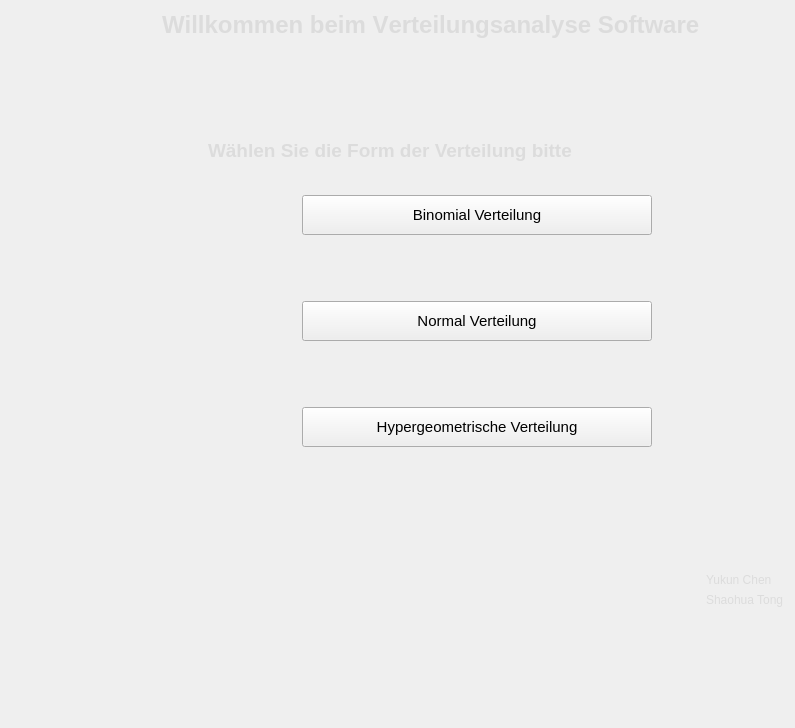
Qt form uiView/coverWithoutBackground.ui (ShaohuaTong/Verteilung_Analyse) before a commit.
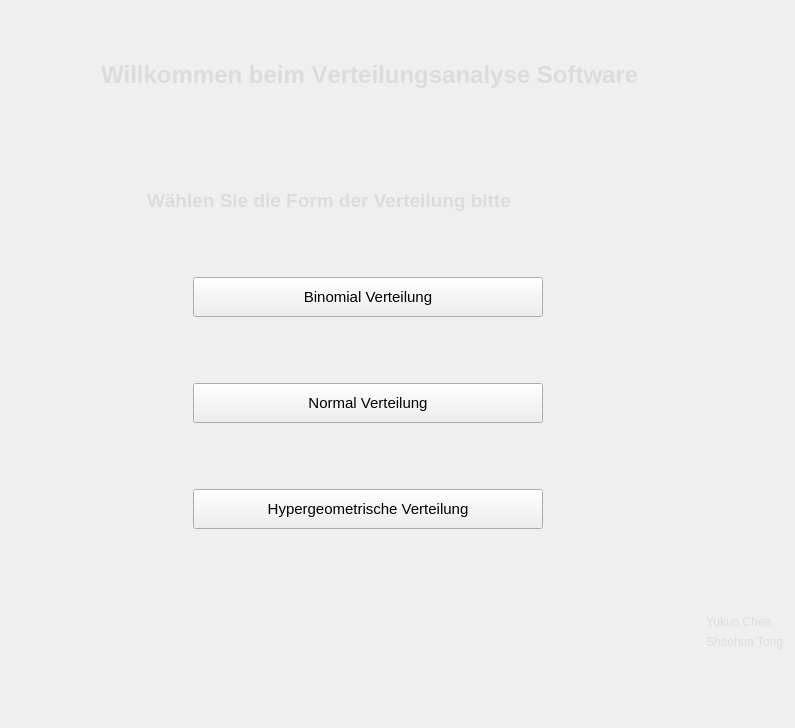
The same form after that commit. Icons and pictures are not drawn.

```diff
--- a/uiView/coverWithoutBackground.ui
+++ b/uiView/coverWithoutBackground.ui
@@ -14,7 +14,7 @@
    <string>Form</string>
   </property>
   <layout class="QGridLayout" name="gridLayout">
-   <item row="4" column="3">
+   <item row="6" column="4">
     <spacer name="verticalSpacer_2">
      <property name="orientation">
       <enum>Qt::Vertical</enum>
@@ -27,7 +27,7 @@
      </property>
     </spacer>
    </item>
-   <item row="3" column="0">
+   <item row="5" column="0">
     <spacer name="horizontalSpacer_4">
      <property name="orientation">
       <enum>Qt::Horizontal</enum>
@@ -40,33 +40,7 @@
      </property>
     </spacer>
    </item>
-   <item row="5" column="0">
-    <spacer name="horizontalSpacer_5">
-     <property name="orientation">
-      <enum>Qt::Horizontal</enum>
-     </property>
-     <property name="sizeHint" stdset="0">
-      <size>
-       <width>174</width>
-       <height>20</height>
-      </size>
-     </property>
-    </spacer>
-   </item>
-   <item row="5" column="2">
-    <spacer name="horizontalSpacer_7">
-     <property name="orientation">
-      <enum>Qt::Horizontal</enum>
-     </property>
-     <property name="sizeHint" stdset="0">
-      <size>
-       <width>209</width>
-       <height>20</height>
-      </size>
-     </property>
-    </spacer>
-   </item>
-   <item row="3" column="2" colspan="2">
+   <item row="4" column="2">
     <layout class="QVBoxLayout" name="verticalLayout">
      <item>
       <layout class="QHBoxLayout" name="horizontalLayout">
@@ -385,33 +359,111 @@
      </item>
     </layout>
    </item>
-   <item row="2" column="2" colspan="2">
-    <spacer name="horizontalSpacer_6">
+   <item row="7" column="0">
+    <spacer name="horizontalSpacer_5">
      <property name="orientation">
       <enum>Qt::Horizontal</enum>
      </property>
      <property name="sizeHint" stdset="0">
       <size>
-       <width>294</width>
-       <height>17</height>
+       <width>174</width>
+       <height>20</height>
+      </size>
+     </property>
+    </spacer>
+   </item>
+   <item row="7" column="3">
+    <spacer name="horizontalSpacer_7">
+     <property name="orientation">
+      <enum>Qt::Horizontal</enum>
+     </property>
+     <property name="sizeHint" stdset="0">
+      <size>
+       <width>209</width>
+       <height>20</height>
       </size>
      </property>
     </spacer>
    </item>
    <item row="1" column="0">
+    <spacer name="horizontalSpacer_10">
+     <property name="orientation">
+      <enum>Qt::Horizontal</enum>
+     </property>
+     <property name="sizeHint" stdset="0">
+      <size>
+       <width>133</width>
+       <height>20</height>
+      </size>
+     </property>
+    </spacer>
+   </item>
+   <item row="0" column="1">
+    <spacer name="verticalSpacer_6">
+     <property name="orientation">
+      <enum>Qt::Vertical</enum>
+     </property>
+     <property name="sizeHint" stdset="0">
+      <size>
+       <width>20</width>
+       <height>40</height>
+      </size>
+     </property>
+    </spacer>
+   </item>
+   <item row="2" column="6">
+    <spacer name="horizontalSpacer_6">
+     <property name="orientation">
+      <enum>Qt::Horizontal</enum>
+     </property>
+     <property name="sizeHint" stdset="0">
+      <size>
+       <width>40</width>
+       <height>20</height>
+      </size>
+     </property>
+    </spacer>
+   </item>
+   <item row="4" column="1">
+    <spacer name="verticalSpacer_3">
+     <property name="orientation">
+      <enum>Qt::Vertical</enum>
+     </property>
+     <property name="sizeHint" stdset="0">
+      <size>
+       <width>20</width>
+       <height>40</height>
+      </size>
+     </property>
+    </spacer>
+   </item>
+   <item row="2" column="7">
+    <spacer name="horizontalSpacer_3">
+     <property name="orientation">
+      <enum>Qt::Horizontal</enum>
+     </property>
+     <property name="sizeHint" stdset="0">
+      <size>
+       <width>40</width>
+       <height>20</height>
+      </size>
+     </property>
+    </spacer>
+   </item>
+   <item row="2" column="0">
     <spacer name="horizontalSpacer_2">
      <property name="orientation">
       <enum>Qt::Horizontal</enum>
      </property>
      <property name="sizeHint" stdset="0">
       <size>
-       <width>136</width>
+       <width>71</width>
        <height>125</height>
       </size>
      </property>
     </spacer>
    </item>
-   <item row="0" column="1" rowspan="2" colspan="3">
+   <item row="1" column="1" rowspan="2" colspan="4">
     <layout class="QFormLayout" name="formLayout">
      <item row="2" column="0">
       <spacer name="horizontalSpacer">
@@ -487,7 +539,7 @@
      </item>
     </layout>
    </item>
-   <item row="3" column="4">
+   <item row="5" column="6">
     <spacer name="horizontalSpacer_9">
      <property name="orientation">
       <enum>Qt::Horizontal</enum>
@@ -500,20 +552,33 @@
      </property>
     </spacer>
    </item>
-   <item row="5" column="5">
+   <item row="7" column="7">
     <spacer name="horizontalSpacer_8">
      <property name="orientation">
       <enum>Qt::Horizontal</enum>
      </property>
      <property name="sizeHint" stdset="0">
       <size>
-       <width>18</width>
+       <width>0</width>
        <height>20</height>
       </size>
      </property>
     </spacer>
    </item>
-   <item row="6" column="1">
+   <item row="5" column="5">
+    <spacer name="horizontalSpacer_17">
+     <property name="orientation">
+      <enum>Qt::Horizontal</enum>
+     </property>
+     <property name="sizeHint" stdset="0">
+      <size>
+       <width>40</width>
+       <height>20</height>
+      </size>
+     </property>
+    </spacer>
+   </item>
+   <item row="8" column="1">
     <spacer name="verticalSpacer_5">
      <property name="orientation">
       <enum>Qt::Vertical</enum>
@@ -526,20 +591,7 @@
      </property>
     </spacer>
    </item>
-   <item row="0" column="0">
-    <spacer name="horizontalSpacer_10">
-     <property name="orientation">
-      <enum>Qt::Horizontal</enum>
-     </property>
-     <property name="sizeHint" stdset="0">
-      <size>
-       <width>136</width>
-       <height>20</height>
-      </size>
-     </property>
-    </spacer>
-   </item>
-   <item row="5" column="4">
+   <item row="7" column="6">
     <layout class="QVBoxLayout" name="verticalLayout_2">
      <item>
       <widget class="QLabel" name="label_3">
@@ -579,6 +631,19 @@
      </item>
     </layout>
    </item>
+   <item row="3" column="1">
+    <spacer name="verticalSpacer_7">
+     <property name="orientation">
+      <enum>Qt::Vertical</enum>
+     </property>
+     <property name="sizeHint" stdset="0">
+      <size>
+       <width>20</width>
+       <height>40</height>
+      </size>
+     </property>
+    </spacer>
+   </item>
   </layout>
  </widget>
  <resources>
```
Left out of the diff: 68 changed lines with no effect on the pictures.
